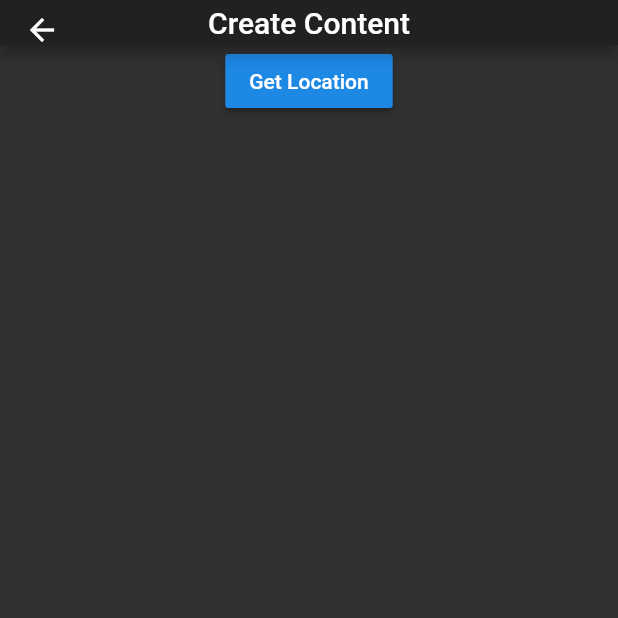
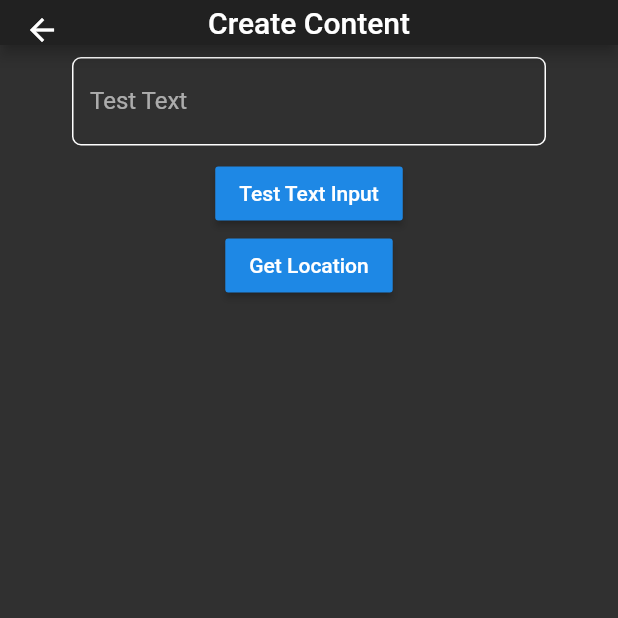
Before and after one commit to algorithmike/eop-mobile, a Flutter app: the CreateContentPage screen opened by its route, on a phone screen of 412 x 824 dp, the top half of it. Run offline on Flutter 3.47's test engine with Material 2 defaults, Android fonts, the phone set to English and light mode, and no system bars; our stand-ins replace flutter_secure_storage, geolocator, graphql_flutter; accounts and stored records are empty.

Commit message:
wiring up text input fields.

```diff
--- a/lib/components/CredentialsInput.dart
+++ b/lib/components/CredentialsInput.dart
@@ -1,8 +1,12 @@
 import 'package:flutter/material.dart';
 
 class CredentialsInput extends StatelessWidget {
-  const CredentialsInput({Key key, this.label}) : super(key: key);
+  const CredentialsInput(
+      {Key key, this.label, this.controller, this.obscureText = false})
+      : super(key: key);
   final String label;
+  final TextEditingController controller;
+  final bool obscureText;
 
   @override
   Widget build(BuildContext context) {
@@ -13,6 +17,8 @@ class CredentialsInput extends StatelessWidget {
       child: Padding(
         padding: const EdgeInsets.all(8.0),
         child: TextField(
+          obscureText: obscureText,
+          controller: controller,
           decoration: InputDecoration(
             labelText: label,
             enabledBorder: OutlineInputBorder(
--- a/lib/main.dart
+++ b/lib/main.dart
@@ -4,6 +4,8 @@ import 'package:eop_mobile/components/GQLClient.dart';
 import 'package:eop_mobile/pages/CreateContentPage.dart';
 import 'package:eop_mobile/pages/LoginPage.dart';
 import 'package:eop_mobile/pages/RegisterPage.dart';
+
+import 'package:eop_mobile/utils/secureStorage.dart';
 
 void main() {
   runApp(Eop());
@@ -15,12 +17,23 @@ class Eop extends StatefulWidget {
 }
 
 class _EopState extends State<Eop> {
+  final secureStorage = SecureStorage();
+
+  String token;
+
+  void getToken() async {
+    token = await secureStorage.getAuthToken();
+  }
+
   @override
   Widget build(BuildContext context) {
+    getToken();
+    print(token);
+
     return GQLClient(
       child: MaterialApp(
         theme: ThemeData.dark(),
-        initialRoute: '/createContent',
+        initialRoute: '/',
         routes: {
           '/': (context) => LoginPage(title: 'Log In'),
           '/createContent': (context) =>
--- a/lib/pages/CreateContentPage.dart
+++ b/lib/pages/CreateContentPage.dart
@@ -2,6 +2,7 @@ import 'package:eop_mobile/utils/gpsLocation.dart';
 import 'package:flutter/material.dart';
 
 import 'package:eop_mobile/utils/secureStorage.dart';
+import 'package:eop_mobile/components/CredentialsInput.dart';
 
 class CreateContentPage extends StatefulWidget {
   CreateContentPage({Key key, this.title}) : super(key: key);
@@ -14,6 +15,7 @@ class CreateContentPage extends StatefulWidget {
 
 class _CreateContentPageState extends State<CreateContentPage> {
   final locator = GPSLocation();
+  final TextEditingController controller = TextEditingController();
 
   @override
   Widget build(BuildContext context) {
@@ -26,6 +28,17 @@ class _CreateContentPageState extends State<CreateContentPage> {
       body: Center(
         child: Column(
           children: [
+            CredentialsInput(
+              label: 'Test Text',
+              controller: controller,
+            ),
+            RaisedButton(
+              child: Text('Test Text Input'),
+              onPressed: () async {
+                print('Test Text Input Pressed');
+                print(controller.text);
+              },
+            ),
             RaisedButton(
               child: Text('Get Location'),
               onPressed: () async {
--- a/lib/utils/gpsLocation.dart
+++ b/lib/utils/gpsLocation.dart
@@ -25,7 +25,7 @@ class GPSLocation {
       }
     }
 
-    return await Geolocator.getCurrentPosition(
+    return Geolocator.getCurrentPosition(
       desiredAccuracy: LocationAccuracy.low,
     );
   }
--- a/lib/utils/secureStorage.dart
+++ b/lib/utils/secureStorage.dart
@@ -3,15 +3,15 @@ import 'package:flutter_secure_storage/flutter_secure_storage.dart';
 class SecureStorage {
   final _storage = FlutterSecureStorage();
 
-  Future setAuthToken(String token) async {
+  Future<void> setAuthToken(String token) async {
     return await _storage.write(key: 'EOP_JWT_TOKEN', value: token);
   }
 
-  Future getAuthToken() async {
+  Future<String> getAuthToken() async {
     return await _storage.read(key: 'EOP_JWT_TOKEN');
   }
 
-  Future deleteAuthToken() async {
+  Future<void> deleteAuthToken() async {
     return await _storage.delete(key: 'EOP_JWT_TOKEN');
   }
 }
```
Also changed, not shown: lib/pages/LoginPage.dart (+19 -4 lines).
